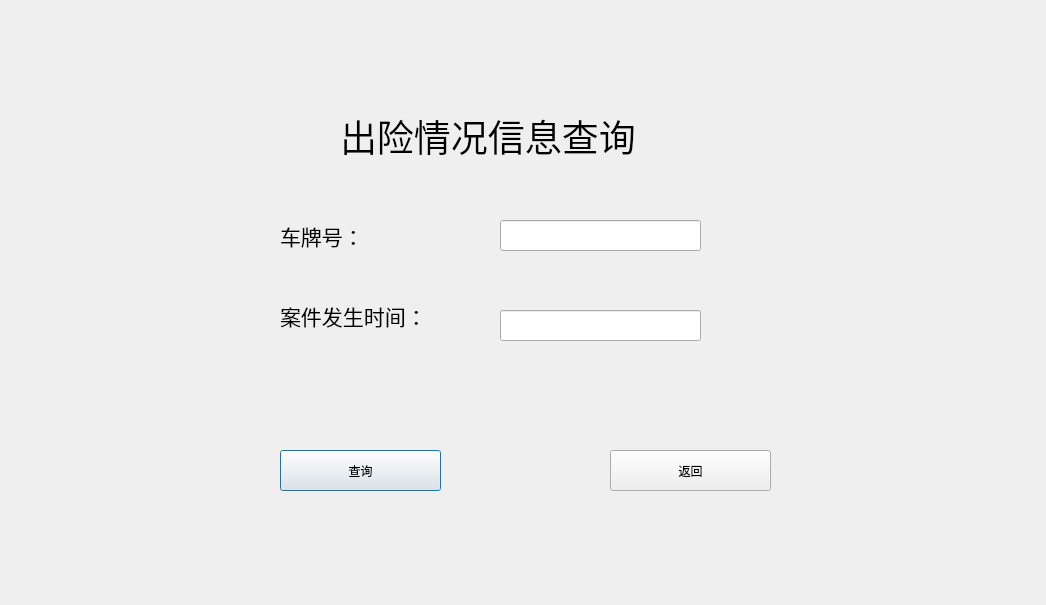
First picture: the form in casesearchdialog.ui, repository Vaskka/DR_Projects, before the edit.
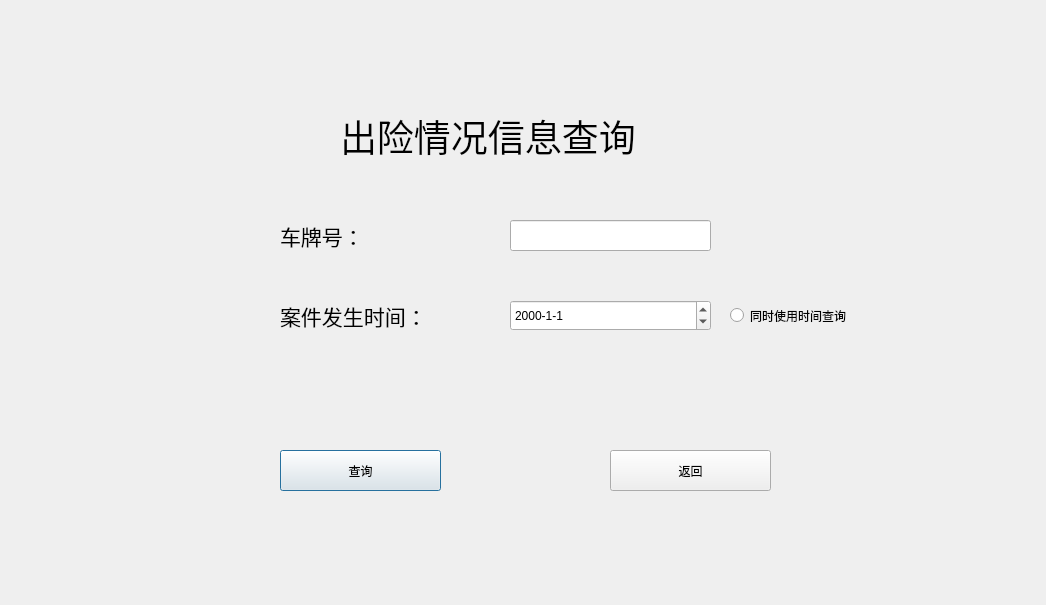
Second picture: the form after the edit.

```diff
--- a/casesearchdialog.ui
+++ b/casesearchdialog.ui
@@ -25,21 +25,14 @@
    <property name="text">
     <string>查询</string>
    </property>
-  </widget>
-  <widget class="QLineEdit" name="lineEdit_17">
-   <property name="geometry">
-    <rect>
-     <x>500</x>
-     <y>310</y>
-     <width>201</width>
-     <height>31</height>
-    </rect>
+   <property name="default">
+    <bool>true</bool>
    </property>
   </widget>
   <widget class="QLineEdit" name="lineEdit_16">
    <property name="geometry">
     <rect>
-     <x>500</x>
+     <x>510</x>
      <y>220</y>
      <width>201</width>
      <height>31</height>
@@ -113,6 +106,32 @@
     <string>出险情况信息查询</string>
    </property>
   </widget>
+  <widget class="QDateEdit" name="Main_CaseDateEdit">
+   <property name="geometry">
+    <rect>
+     <x>510</x>
+     <y>300</y>
+     <width>201</width>
+     <height>31</height>
+    </rect>
+   </property>
+   <property name="displayFormat">
+    <string>yyyy-M-d</string>
+   </property>
+  </widget>
+  <widget class="QRadioButton" name="Main_Dateable">
+   <property name="geometry">
+    <rect>
+     <x>730</x>
+     <y>300</y>
+     <width>201</width>
+     <height>31</height>
+    </rect>
+   </property>
+   <property name="text">
+    <string>同时使用时间查询</string>
+   </property>
+  </widget>
  </widget>
  <resources/>
  <connections/>
```
Left out of the diff: 2 changed lines with no effect on the pictures.
